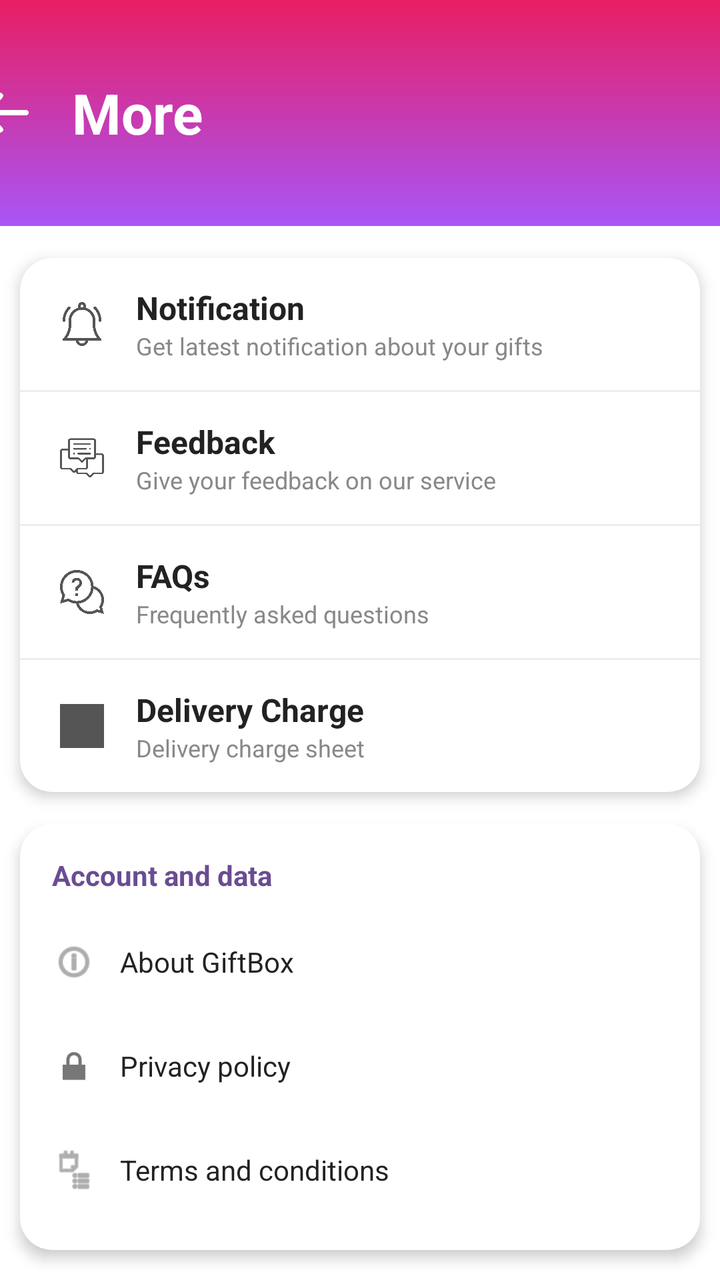
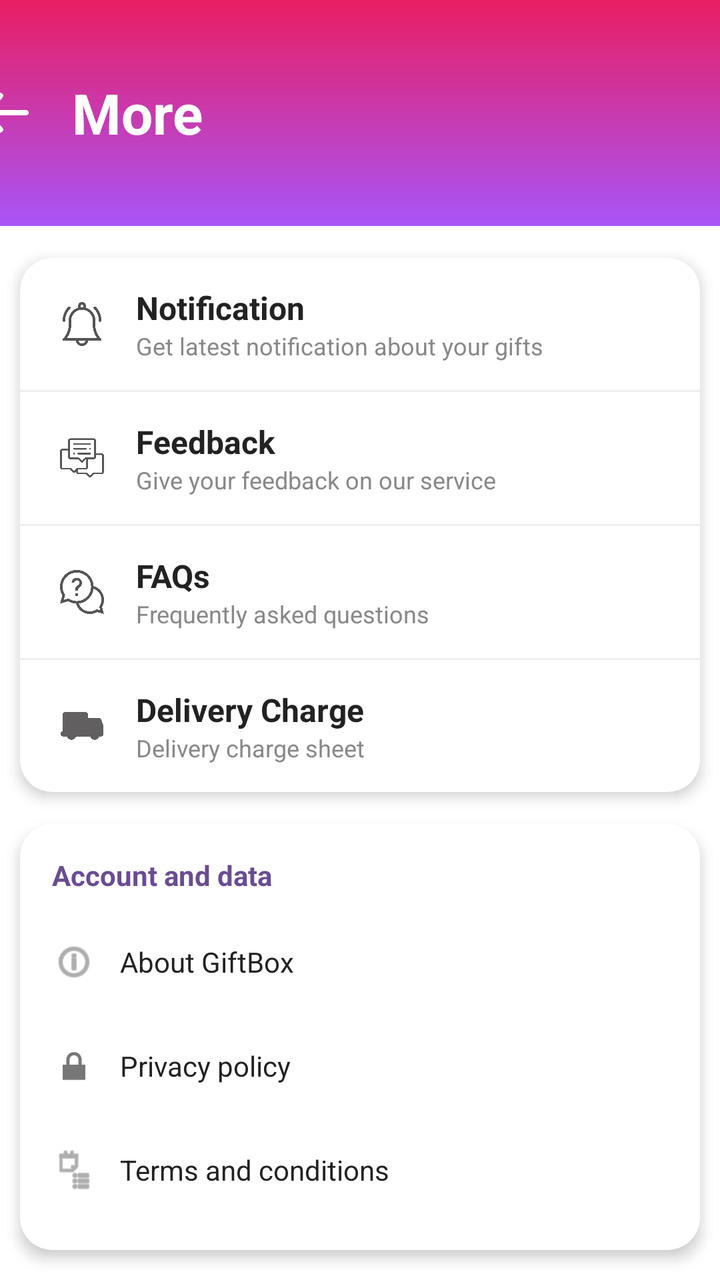

Screens rendered from an Android XML layout before and after an edit, with the pre-edit source and the edit as a unified diff.
<!-- AndroidManifest.xml: application theme Theme.Giftbox -->
<!-- res/layout/activity_more.xml -->
<?xml version="1.0" encoding="utf-8"?>
<androidx.constraintlayout.widget.ConstraintLayout
    xmlns:android="http://schemas.android.com/apk/res/android"
    xmlns:app="http://schemas.android.com/apk/res-auto"
    xmlns:tools="http://schemas.android.com/tools"
    android:layout_width="match_parent"
    android:layout_height="match_parent"
    android:background="#FFFFFF"
    tools:context=".MoreActivity">

    <LinearLayout
        android:id="@+id/header"
        android:layout_width="421dp"
        android:layout_height="113dp"
        android:background="@drawable/gradient_purple_pink"
        android:gravity="center_vertical"
        android:orientation="horizontal"
        android:paddingStart="16dp"
        android:paddingEnd="16dp"
        app:layout_constraintEnd_toEndOf="parent"
        app:layout_constraintStart_toStartOf="parent"
        app:layout_constraintTop_toTopOf="parent">

        <ImageView
            android:id="@+id/ivBack"
            android:layout_width="34dp"
            android:layout_height="36dp"
            android:contentDescription="Back"
            android:src="@drawable/back_arrow"
            app:tint="@android:color/white" />

        <TextView
            android:layout_width="match_parent"
            android:layout_height="wrap_content"
            android:layout_marginStart="16dp"
            android:layout_weight="1"
            android:text="More"
            android:textColor="@android:color/white"
            android:textSize="28sp"
            android:textStyle="bold" />
    </LinearLayout>

    
    <ScrollView
        android:layout_width="0dp"
        android:layout_height="0dp"
        android:fillViewport="true"
        app:layout_constraintTop_toBottomOf="@id/header"
        app:layout_constraintBottom_toBottomOf="parent"
        app:layout_constraintStart_toStartOf="parent"
        app:layout_constraintEnd_toEndOf="parent">

        <LinearLayout
            android:layout_width="match_parent"
            android:layout_height="wrap_content"
            android:orientation="vertical">

            
            <androidx.cardview.widget.CardView
                android:layout_width="match_parent"
                android:layout_height="wrap_content"
                android:layout_marginTop="16dp"
                app:cardCornerRadius="16dp"
                app:cardElevation="4dp"
                android:paddingTop="50dp"
                android:paddingBottom="50dp"
                android:layout_marginLeft="10dp"
                android:layout_marginRight="10dp">

                <LinearLayout
                    android:layout_width="match_parent"
                    android:layout_height="wrap_content"
                    android:orientation="vertical">

                    
                    <LinearLayout
                        android:id="@+id/rowNotification"
                        android:layout_width="match_parent"
                        android:layout_height="wrap_content"
                        android:paddingStart="20dp"
                        android:paddingEnd="20dp"
                        android:paddingTop="14dp"
                        android:paddingBottom="14dp"
                        android:gravity="center_vertical"
                        android:background="?attr/selectableItemBackground"
                        android:clickable="true"
                        android:focusable="true">

                        <ImageView
                            android:layout_width="22dp"
                            android:layout_height="22dp"
                            android:src="@drawable/ic_notification"
                            app:tint="#555555" />

                        <LinearLayout
                            android:layout_width="0dp"
                            android:layout_height="wrap_content"
                            android:layout_weight="1"
                            android:layout_marginStart="16dp"
                            android:orientation="vertical">

                            <TextView
                                android:layout_width="wrap_content"
                                android:layout_height="wrap_content"
                                android:text="Notification"
                                android:textColor="#222222"
                                android:textSize="16sp"
                                android:textStyle="bold" />

                            <TextView
                                android:layout_width="wrap_content"
                                android:layout_height="wrap_content"
                                android:text="Get latest notification about your gifts"
                                android:textColor="#888888"
                                android:textSize="12sp" />
                        </LinearLayout>
                    </LinearLayout>

                    <View
                        android:layout_width="match_parent"
                        android:layout_height="1dp"
                        android:background="#EEEEEE" />

                    
                    <LinearLayout
                        android:id="@+id/rowFeedback"
                        android:layout_width="match_parent"
                        android:layout_height="wrap_content"
                        android:paddingStart="20dp"
                        android:paddingEnd="20dp"
                        android:paddingTop="14dp"
                        android:paddingBottom="14dp"
                        android:gravity="center_vertical"
                        android:background="?attr/selectableItemBackground"
                        android:clickable="true"
                        android:focusable="true">

                        <ImageView
                            android:layout_width="22dp"
                            android:layout_height="22dp"
                            android:src="@drawable/ic_feedback"
                            app:tint="#555555" />

                        <LinearLayout
                            android:layout_width="0dp"
                            android:layout_height="wrap_content"
                            android:layout_weight="1"
                            android:layout_marginStart="16dp"
                            android:orientation="vertical">

                            <TextView
                                android:layout_width="wrap_content"
                                android:layout_height="wrap_content"
                                android:text="Feedback"
                                android:textColor="#222222"
                                android:textSize="16sp"
                                android:textStyle="bold" />

                            <TextView
                                android:layout_width="wrap_content"
                                android:layout_height="wrap_content"
                                android:text="Give your feedback on our service"
                                android:textColor="#888888"
                                android:textSize="12sp" />
                        </LinearLayout>
                    </LinearLayout>

                    <View
                        android:layout_width="match_parent"
                        android:layout_height="1dp"
                        android:background="#EEEEEE" />

                    
                    <LinearLayout
                        android:id="@+id/rowFaqs"
                        android:layout_width="match_parent"
                        android:layout_height="wrap_content"
                        android:paddingStart="20dp"
                        android:paddingEnd="20dp"
                        android:paddingTop="14dp"
                        android:paddingBottom="14dp"
                        android:gravity="center_vertical"
                        android:background="?attr/selectableItemBackground"
                        android:clickable="true"
                        android:focusable="true">

                        <ImageView
                            android:layout_width="22dp"
                            android:layout_height="22dp"
                            android:src="@drawable/ic_help"
                            app:tint="#555555" />

                        <LinearLayout
                            android:layout_width="0dp"
                            android:layout_height="wrap_content"
                            android:layout_weight="1"
                            android:layout_marginStart="16dp"
                            android:orientation="vertical">

                            <TextView
                                android:layout_width="wrap_content"
                                android:layout_height="wrap_content"
                                android:text="FAQs"
                                android:textColor="#222222"
                                android:textSize="16sp"
                                android:textStyle="bold" />

                            <TextView
                                android:layout_width="wrap_content"
                                android:layout_height="wrap_content"
                                android:text="Frequently asked questions"
                                android:textColor="#888888"
                                android:textSize="12sp" />
                        </LinearLayout>
                    </LinearLayout>

                    <View
                        android:layout_width="match_parent"
                        android:layout_height="1dp"
                        android:background="#EEEEEE" />

                    
                    <LinearLayout
                        android:id="@+id/rowDeliveryCharge"
                        android:layout_width="match_parent"
                        android:layout_height="wrap_content"
                        android:paddingStart="20dp"
                        android:paddingEnd="20dp"
                        android:paddingTop="14dp"
                        android:paddingBottom="14dp"
                        android:gravity="center_vertical"
                        android:background="?attr/selectableItemBackground"
                        android:clickable="true"
                        android:focusable="true">

                        <ImageView
                            android:layout_width="22dp"
                            android:layout_height="22dp"
                            android:src="@drawable/cash"
                            app:tint="#555555" />

                        <LinearLayout
                            android:layout_width="0dp"
                            android:layout_height="wrap_content"
                            android:layout_weight="1"
                            android:layout_marginStart="16dp"
                            android:orientation="vertical">

                            <TextView
                                android:layout_width="wrap_content"
                                android:layout_height="wrap_content"
                                android:text="Delivery Charge"
                                android:textColor="#222222"
                                android:textSize="16sp"
                                android:textStyle="bold" />

                            <TextView
                                android:layout_width="wrap_content"
                                android:layout_height="wrap_content"
                                android:text="Delivery charge sheet"
                                android:textColor="#888888"
                                android:textSize="12sp" />
                        </LinearLayout>
                    </LinearLayout>

                </LinearLayout>
            </androidx.cardview.widget.CardView>

            
            <androidx.cardview.widget.CardView
                android:layout_width="match_parent"
                android:layout_height="wrap_content"
                android:layout_marginTop="16dp"
                app:cardCornerRadius="16dp"
                app:cardElevation="4dp"
                android:paddingTop="50dp"
                android:paddingBottom="50dp"
                android:layout_marginLeft="10dp"
                android:layout_marginRight="10dp"
                >

                <LinearLayout
                    android:layout_width="match_parent"
                    android:layout_height="wrap_content"
                    android:orientation="vertical"
                    android:padding="16dp">

                    <TextView
                        android:layout_width="wrap_content"
                        android:layout_height="wrap_content"
                        android:text="Account and data"
                        android:textColor="#6A4C93"
                        android:textSize="14sp"
                        android:textStyle="bold" />

                    <LinearLayout
                        android:id="@+id/rowAboutUs"
                        android:layout_width="match_parent"
                        android:layout_height="48dp"
                        android:layout_marginTop="10dp"
                        android:orientation="horizontal"
                        android:gravity="center_vertical"
                        android:paddingVertical="6dp"
                        android:background="?attr/selectableItemBackground"
                        android:clickable="true"
                        android:focusable="true">

                        <ImageView
                            android:layout_width="22dp"
                            android:layout_height="22dp"
                            android:src="@android:drawable/ic_menu_info_details"
                            app:tint="#777777"
                            android:contentDescription="About GiftBox" />

                        <TextView
                            android:layout_width="0dp"
                            android:layout_height="wrap_content"
                            android:layout_weight="1"
                            android:layout_marginStart="12dp"
                            android:text="About GiftBox"
                            android:textColor="#222222"
                            android:textSize="14sp" />

                    </LinearLayout>

                    <LinearLayout
                        android:id="@+id/rowPrivacyPolicy"
                        android:layout_width="match_parent"
                        android:layout_height="48dp"
                        android:layout_marginTop="4dp"
                        android:orientation="horizontal"
                        android:gravity="center_vertical"
                        android:paddingVertical="6dp"
                        android:background="?attr/selectableItemBackground"
                        android:clickable="true"
                        android:focusable="true">

                        <ImageView
                            android:layout_width="22dp"
                            android:layout_height="22dp"
                            android:src="@android:drawable/ic_lock_lock"
                            app:tint="#777777"
                            android:contentDescription="Privacy policy" />

                        <TextView
                            android:layout_width="0dp"
                            android:layout_height="wrap_content"
                            android:layout_weight="1"
                            android:layout_marginStart="12dp"
                            android:text="Privacy policy"
                            android:textColor="#222222"
                            android:textSize="14sp" />
                    </LinearLayout>

                    <LinearLayout
                        android:id="@+id/rowTerms"
                        android:layout_width="match_parent"
                        android:layout_height="48dp"
                        android:layout_marginTop="4dp"
                        android:orientation="horizontal"
                        android:gravity="center_vertical"
                        android:paddingVertical="6dp"
                        android:background="?attr/selectableItemBackground"
                        android:clickable="true"
                        android:focusable="true">

                        <ImageView
                            android:layout_width="22dp"
                            android:layout_height="22dp"
                            android:src="@android:drawable/ic_menu_agenda"
                            app:tint="#777777"
                            android:contentDescription="Terms" />

                        <TextView
                            android:layout_width="0dp"
                            android:layout_height="wrap_content"
                            android:layout_weight="1"
                            android:layout_marginStart="12dp"
                            android:text="Terms and conditions"
                            android:textColor="#222222"
                            android:textSize="14sp" />
                    </LinearLayout>

                </LinearLayout>
            </androidx.cardview.widget.CardView>

        </LinearLayout>
    </ScrollView>

</androidx.constraintlayout.widget.ConstraintLayout>
<!-- resources referenced by this layout -->
<resources>
  <!-- drawable back_arrow: png bitmap (drawable, 5216 bytes) -->
  <!-- drawable cash: png bitmap (drawable, 25520 bytes) -->
  <!-- drawable gradient_purple_pink (drawable) -->
  <shape xmlns:android="http://schemas.android.com/apk/res/android">
      <gradient
          android:startColor="#A855F7"
          android:endColor="#E91E63"
          android:angle="90" />
  
  </shape>
  <!-- drawable ic_feedback: png bitmap (drawable, 9749 bytes) -->
  <!-- drawable ic_help: png bitmap (drawable, 18907 bytes) -->
  <!-- drawable ic_notification: png bitmap (drawable, 14287 bytes) -->
  <style name="Theme.Giftbox" parent="Theme.MaterialComponents.DayNight.DarkActionBar">
          
          <item name="colorPrimary">@color/purple_500</item>
          <item name="colorPrimaryVariant">@color/purple_700</item>
          <item name="colorOnPrimary">@color/white</item>
          
          <item name="colorSecondary">@color/teal_200</item>
          <item name="colorSecondaryVariant">@color/teal_700</item>
          <item name="colorOnSecondary">@color/black</item>
          
          <item name="android:statusBarColor">?attr/colorPrimaryVariant</item>
          
      </style>
  <color name="purple_500">#FF6200EE</color>
  <color name="purple_700">#FF3700B3</color>
  <color name="white">#FFFFFFFF</color>
  <color name="teal_200">#FF03DAC5</color>
  <color name="teal_700">#FF018786</color>
  <color name="black">#FF000000</color>
</resources>

<!-- the commit's change to res/layout/activity_more.xml (unified diff, before → after) -->
@@ -121,7 +121,7 @@
                         android:layout_height="1dp"
                         android:background="#EEEEEE" />
 
-                    
+
                     <LinearLayout
                         android:id="@+id/rowFeedback"
                         android:layout_width="match_parent"
@@ -236,8 +236,8 @@
                         <ImageView
                             android:layout_width="22dp"
                             android:layout_height="22dp"
-                            android:src="@drawable/cash"
-                            app:tint="#555555" />
+                            android:src="@drawable/cost"
+                            app:tint="#A60D0A0A" />
 
                         <LinearLayout
                             android:layout_width="0dp"
<!-- resource entries referenced after the edit -->
@@ -1,7 +1,7 @@
 <!-- resources referenced by this layout -->
 <resources>
   <!-- drawable back_arrow: png bitmap (drawable, 5216 bytes) -->
-  <!-- drawable cash: png bitmap (drawable, 25520 bytes) -->
+  <!-- drawable cost: png bitmap (drawable, 20262 bytes) -->
   <!-- drawable gradient_purple_pink (drawable) -->
   <shape xmlns:android="http://schemas.android.com/apk/res/android">
       <gradient
